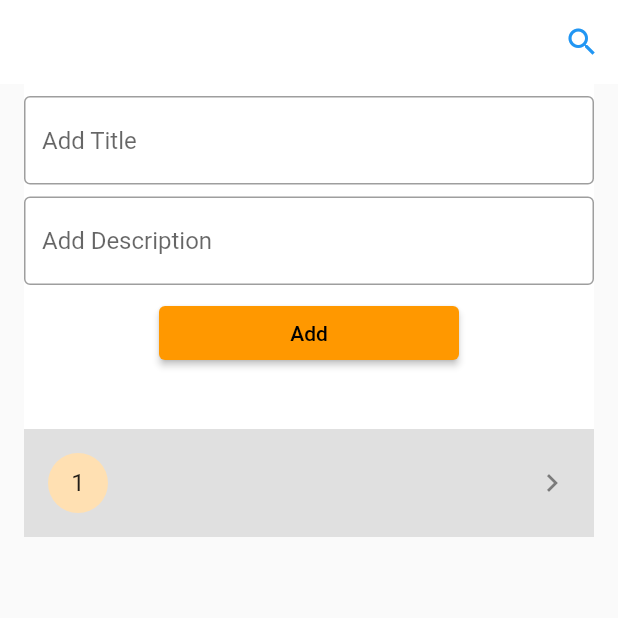
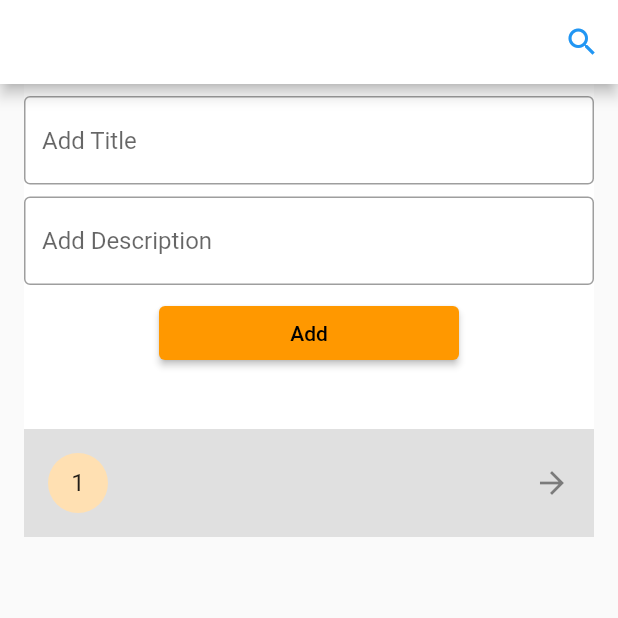
Before and after one commit to Zihadul-Islam-Fahim/flutter_assignments_livetest, a Flutter app: the screen it shows after launch, after a tap on "Add", on a phone screen of 412 x 824 dp, the top half of it. Run offline on Flutter 3.47's test engine with Material 2 defaults, Android fonts, the phone set to English and light mode, and no system bars.

Commit message:
Assignment 10

```diff
--- a/lib/HomePage.dart
+++ b/lib/HomePage.dart
@@ -19,7 +19,6 @@ class _HomePageState extends State<HomePage> {
     return Scaffold(
       appBar: AppBar(
         backgroundColor: Colors.white,
-        elevation: 0,
         actions: [
           IconButton(
               onPressed: () {},
@@ -95,7 +94,7 @@ class _HomePageState extends State<HomePage> {
                       ),
                       title: Text(taskList[index].title),
                       subtitle: Text(taskList[index].subTitle),
-                      trailing: const Icon(Icons.keyboard_arrow_right),
+                      trailing: const Icon(Icons.arrow_forward),
                       tileColor: Colors.grey[300],
                       onLongPress: () {
                         showDialog(
```
